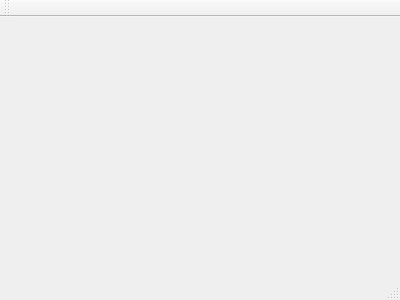
Before: the Qt Designer form mainwindow.ui in AnvarNazar/Malayalam-OCR, drawn with Qt 5.
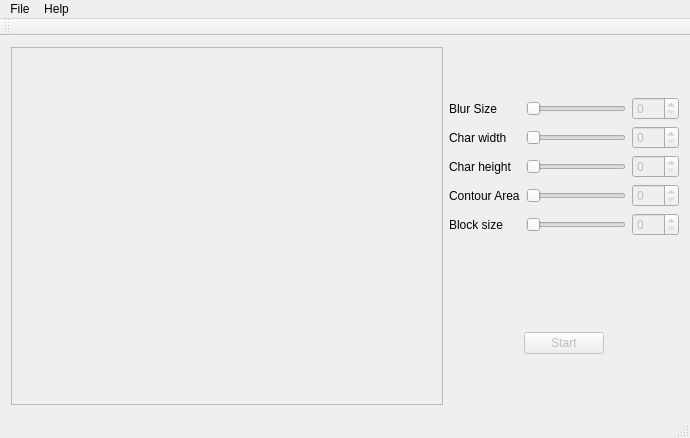
After: the same form once the commit is applied.

```diff
--- a/mainwindow.ui
+++ b/mainwindow.ui
@@ -1,24 +1,354 @@
 <ui version="4.0">
  <class>MainWindow</class>
- <widget class="QMainWindow" name="MainWindow" >
-  <property name="geometry" >
+ <widget class="QMainWindow" name="MainWindow">
+  <property name="geometry">
    <rect>
     <x>0</x>
     <y>0</y>
-    <width>400</width>
-    <height>300</height>
+    <width>690</width>
+    <height>438</height>
    </rect>
   </property>
   <property name="windowTitle" >
    <string>MainWindow</string>
   </property>
-  <widget class="QMenuBar" name="menuBar" />
-  <widget class="QToolBar" name="mainToolBar" />
-  <widget class="QWidget" name="centralWidget" />
-  <widget class="QStatusBar" name="statusBar" />
+  <widget class="QWidget" name="centralWidget">
+   <layout class="QHBoxLayout" name="horizontalLayout">
+    <item>
+     <widget class="QScrollArea" name="scrollArea">
+      <property name="widgetResizable">
+       <bool>true</bool>
+      </property>
+      <widget class="QWidget" name="scrollAreaWidgetContents">
+       <property name="geometry">
+        <rect>
+         <x>0</x>
+         <y>0</y>
+         <width>400</width>
+         <height>357</height>
+        </rect>
+       </property>
+       <layout class="QHBoxLayout" name="horizontalLayout_2">
+        <item>
+         <widget class="QLabel" name="label">
+          <property name="sizePolicy">
+           <sizepolicy hsizetype="Expanding" vsizetype="Preferred">
+            <horstretch>0</horstretch>
+            <verstretch>0</verstretch>
+           </sizepolicy>
+          </property>
+          <property name="text">
+           <string/>
+          </property>
+         </widget>
+        </item>
+       </layout>
+      </widget>
+     </widget>
+    </item>
+    <item>
+     <layout class="QVBoxLayout" name="verticalLayout">
+      <item>
+       <layout class="QGridLayout" name="gridLayout">
+        <item row="3" column="0">
+         <widget class="QLabel" name="label_5">
+          <property name="text">
+           <string>Contour Area</string>
+          </property>
+         </widget>
+        </item>
+        <item row="0" column="2">
+         <widget class="QSpinBox" name="blurSizeBox">
+          <property name="enabled">
+           <bool>false</bool>
+          </property>
+          <property name="maximum">
+           <number>100</number>
+          </property>
+         </widget>
+        </item>
+        <item row="1" column="1">
+         <widget class="QSlider" name="charWidthSlider">
+          <property name="enabled">
+           <bool>false</bool>
+          </property>
+          <property name="sizePolicy">
+           <sizepolicy hsizetype="Minimum" vsizetype="Fixed">
+            <horstretch>0</horstretch>
+            <verstretch>0</verstretch>
+           </sizepolicy>
+          </property>
+          <property name="minimumSize">
+           <size>
+            <width>100</width>
+            <height>0</height>
+           </size>
+          </property>
+          <property name="maximum">
+           <number>100</number>
+          </property>
+          <property name="orientation">
+           <enum>Qt::Horizontal</enum>
+          </property>
+         </widget>
+        </item>
+        <item row="2" column="1">
+         <widget class="QSlider" name="charHeightSlider">
+          <property name="enabled">
+           <bool>false</bool>
+          </property>
+          <property name="sizePolicy">
+           <sizepolicy hsizetype="Minimum" vsizetype="Fixed">
+            <horstretch>0</horstretch>
+            <verstretch>0</verstretch>
+           </sizepolicy>
+          </property>
+          <property name="minimumSize">
+           <size>
+            <width>100</width>
+            <height>0</height>
+           </size>
+          </property>
+          <property name="maximum">
+           <number>100</number>
+          </property>
+          <property name="orientation">
+           <enum>Qt::Horizontal</enum>
+          </property>
+         </widget>
+        </item>
+        <item row="0" column="0">
+         <widget class="QLabel" name="label_2">
+          <property name="text">
+           <string>Blur Size</string>
+          </property>
+         </widget>
+        </item>
+        <item row="1" column="0">
+         <widget class="QLabel" name="label_3">
+          <property name="text">
+           <string>Char width</string>
+          </property>
+         </widget>
+        </item>
+        <item row="2" column="0">
+         <widget class="QLabel" name="label_4">
+          <property name="text">
+           <string>Char height</string>
+          </property>
+         </widget>
+        </item>
+        <item row="1" column="2">
+         <widget class="QSpinBox" name="charWidthBox">
+          <property name="enabled">
+           <bool>false</bool>
+          </property>
+          <property name="maximum">
+           <number>100</number>
+          </property>
+         </widget>
+        </item>
+        <item row="2" column="2">
+         <widget class="QSpinBox" name="charHeightBox">
+          <property name="enabled">
+           <bool>false</bool>
+          </property>
+          <property name="maximum">
+           <number>100</number>
+          </property>
+         </widget>
+        </item>
+        <item row="3" column="1">
+         <widget class="QSlider" name="contourAreaSlider">
+          <property name="enabled">
+           <bool>false</bool>
+          </property>
+          <property name="sizePolicy">
+           <sizepolicy hsizetype="Minimum" vsizetype="Fixed">
+            <horstretch>0</horstretch>
+            <verstretch>0</verstretch>
+           </sizepolicy>
+          </property>
+          <property name="minimumSize">
+           <size>
+            <width>100</width>
+            <height>0</height>
+           </size>
+          </property>
+          <property name="maximum">
+           <number>100</number>
+          </property>
+          <property name="orientation">
+           <enum>Qt::Horizontal</enum>
+          </property>
+         </widget>
+        </item>
+        <item row="3" column="2">
+         <widget class="QSpinBox" name="contourAreaBox">
+          <property name="enabled">
+           <bool>false</bool>
+          </property>
+          <property name="maximum">
+           <number>100</number>
+          </property>
+         </widget>
+        </item>
+        <item row="0" column="1">
+         <widget class="QSlider" name="blurSizeSlider">
+          <property name="enabled">
+           <bool>false</bool>
+          </property>
+          <property name="sizePolicy">
+           <sizepolicy hsizetype="Minimum" vsizetype="Fixed">
+            <horstretch>0</horstretch>
+            <verstretch>0</verstretch>
+           </sizepolicy>
+          </property>
+          <property name="minimumSize">
+           <size>
+            <width>100</width>
+            <height>0</height>
+           </size>
+          </property>
+          <property name="maximum">
+           <number>100</number>
+          </property>
+          <property name="orientation">
+           <enum>Qt::Horizontal</enum>
+          </property>
+         </widget>
+        </item>
+        <item row="4" column="0">
+         <widget class="QLabel" name="label_6">
+          <property name="text">
+           <string>Block size</string>
+          </property>
+         </widget>
+        </item>
+        <item row="4" column="1">
+         <widget class="QSlider" name="blockSizeSlider">
+          <property name="enabled">
+           <bool>false</bool>
+          </property>
+          <property name="sizePolicy">
+           <sizepolicy hsizetype="Minimum" vsizetype="Fixed">
+            <horstretch>0</horstretch>
+            <verstretch>0</verstretch>
+           </sizepolicy>
+          </property>
+          <property name="minimumSize">
+           <size>
+            <width>100</width>
+            <height>0</height>
+           </size>
+          </property>
+          <property name="maximum">
+           <number>100</number>
+          </property>
+          <property name="orientation">
+           <enum>Qt::Horizontal</enum>
+          </property>
+         </widget>
+        </item>
+        <item row="4" column="2">
+         <widget class="QSpinBox" name="blockSizeBox">
+          <property name="enabled">
+           <bool>false</bool>
+          </property>
+          <property name="maximum">
+           <number>100</number>
+          </property>
+         </widget>
+        </item>
+       </layout>
+      </item>
+      <item>
+       <spacer name="verticalSpacer">
+        <property name="orientation">
+         <enum>Qt::Vertical</enum>
+        </property>
+        <property name="sizeType">
+         <enum>QSizePolicy::Minimum</enum>
+        </property>
+        <property name="sizeHint" stdset="0">
+         <size>
+          <width>20</width>
+          <height>40</height>
+         </size>
+        </property>
+       </spacer>
+      </item>
+      <item alignment="Qt::AlignHCenter">
+       <widget class="QPushButton" name="pushButton">
+        <property name="enabled">
+         <bool>false</bool>
+        </property>
+        <property name="sizePolicy">
+         <sizepolicy hsizetype="Fixed" vsizetype="Fixed">
+          <horstretch>0</horstretch>
+          <verstretch>0</verstretch>
+         </sizepolicy>
+        </property>
+        <property name="text">
+         <string>Start</string>
+        </property>
+       </widget>
+      </item>
+     </layout>
+    </item>
+   </layout>
+  </widget>
+  <widget class="QMenuBar" name="menuBar">
+   <property name="geometry">
+    <rect>
+     <x>0</x>
+     <y>0</y>
+     <width>690</width>
+     <height>22</height>
+    </rect>
+   </property>
+   <widget class="QMenu" name="menuFile">
+    <property name="title">
+     <string>File</string>
+    </property>
+    <addaction name="actionOpen"/>
+    <addaction name="actionExit"/>
+   </widget>
+   <widget class="QMenu" name="menuHelp">
+    <property name="title">
+     <string>Help</string>
+    </property>
+    <addaction name="actionAbout"/>
+   </widget>
+   <addaction name="menuFile"/>
+   <addaction name="menuHelp"/>
+  </widget>
+  <widget class="QToolBar" name="mainToolBar">
+   <attribute name="toolBarArea">
+    <enum>TopToolBarArea</enum>
+   </attribute>
+   <attribute name="toolBarBreak">
+    <bool>false</bool>
+   </attribute>
+  </widget>
+  <widget class="QStatusBar" name="statusBar"/>
+  <action name="actionOpen">
+   <property name="text">
+    <string>Open</string>
+   </property>
+  </action>
+  <action name="actionExit">
+   <property name="text">
+    <string>Exit</string>
+   </property>
+  </action>
+  <action name="actionAbout">
+   <property name="text">
+    <string>About</string>
+   </property>
+  </action>
  </widget>
- <layoutDefault spacing="6" margin="11" />
- <pixmapfunction></pixmapfunction>
+ <layoutdefault spacing="6" margin="11"/>
  <resources/>
  <connections/>
 </ui>
```
Left out of the diff: 3 changed lines with no effect on the pictures.
